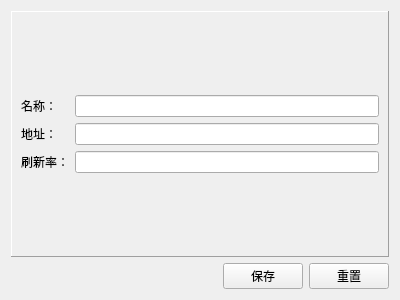
Before: the Qt Designer form src/backend/tools/ConfigTool/spider/NodeConfigWidget.ui in hrbesd/labrador, drawn with Qt 5.
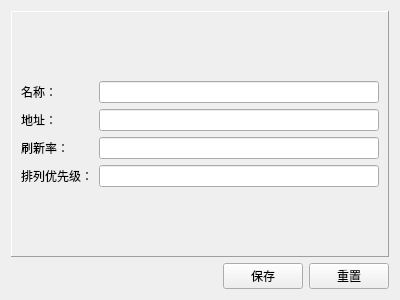
After: the same form once the commit is applied.

The edit to the form file:
```diff
--- a/src/backend/tools/ConfigTool/spider/NodeConfigWidget.ui
+++ b/src/backend/tools/ConfigTool/spider/NodeConfigWidget.ui
@@ -22,8 +22,8 @@
      <property name="frameShadow">
       <enum>QFrame::Raised</enum>
      </property>
-     <layout class="QGridLayout" name="gridLayout_2">
-      <item row="0" column="0">
+     <layout class="QVBoxLayout" name="verticalLayout_2">
+      <item>
        <layout class="QGridLayout" name="gridLayout">
         <item row="0" column="0">
          <widget class="QLabel" name="label">
@@ -55,6 +55,16 @@
         <item row="2" column="1">
          <widget class="QLineEdit" name="lineEdit_3"/>
         </item>
+        <item row="3" column="0">
+         <widget class="QLabel" name="label_4">
+          <property name="text">
+           <string>排列优先级：</string>
+          </property>
+         </widget>
+        </item>
+        <item row="3" column="1">
+         <widget class="QLineEdit" name="lineEdit_4"/>
+        </item>
        </layout>
       </item>
      </layout>
```
